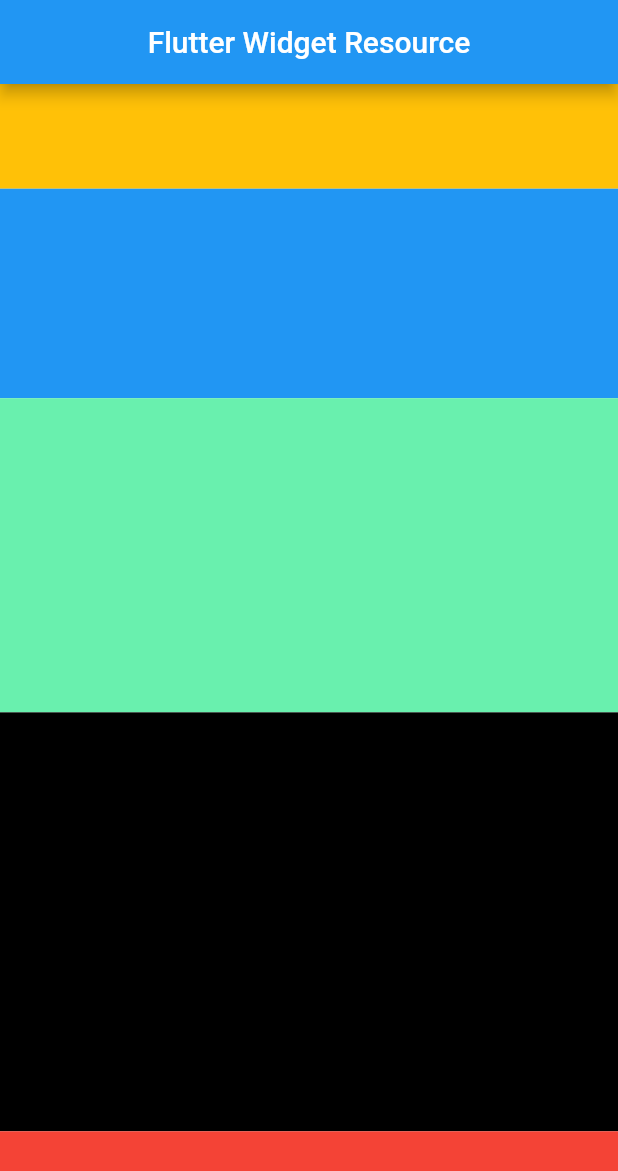
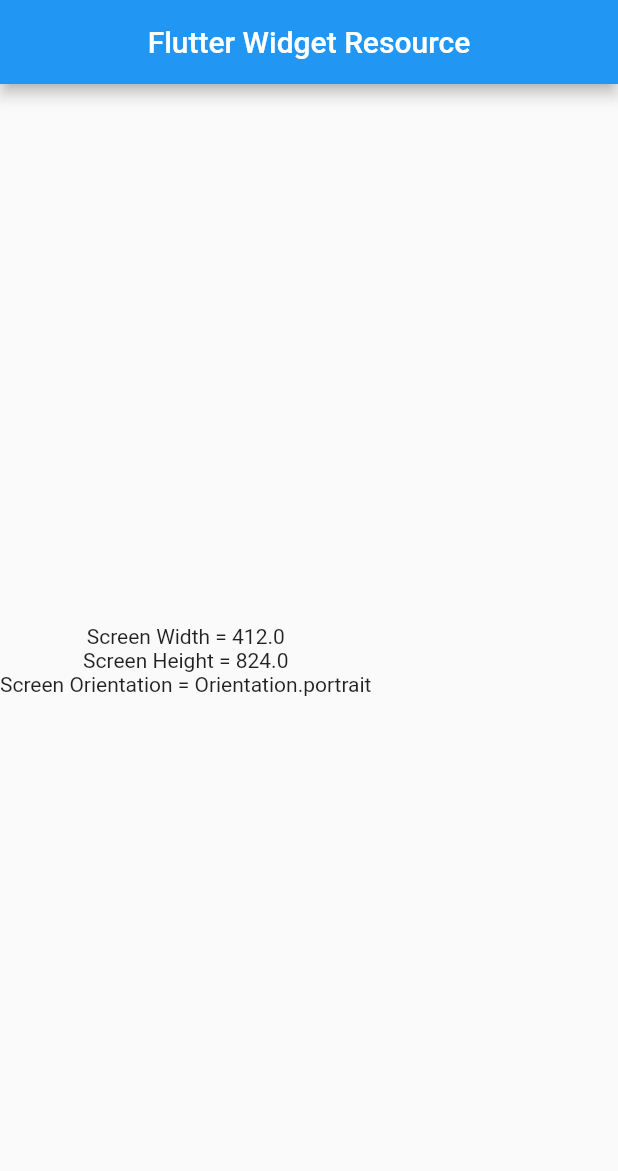
Before and after one commit to khalid063/Flutter-Widget-Resource, a Flutter app: the screen it shows after launch, on a phone screen of 412 x 824 dp. Shown: the top 1171 px of the screen. Run offline on Flutter 3.47's test engine with Material 2 defaults, Android fonts, the phone set to English and light mode, and no system bars.

Commit message:
Media Query

```diff
--- a/lib/main.dart
+++ b/lib/main.dart
@@ -25,37 +25,25 @@ class HomeScreen extends StatefulWidget {
 }
 
 class _HomeScreenState extends State<HomeScreen> {
+
   @override
   Widget build(BuildContext context) {
+
+    var width = MediaQuery.of(context).size.width;
+    var height = MediaQuery.of(context).size.height;
+    var orientation = MediaQuery.of(context).orientation;
+
     return Scaffold(
       appBar: AppBar(
         title: Text('Flutter Widget Resource'),
         centerTitle: true,
       ),
       body: Column(
-        mainAxisAlignment: MainAxisAlignment.start,
+        mainAxisAlignment: MainAxisAlignment.center,
         children: [
-          Flexible(
-            fit: FlexFit.tight,    /// expend ar soman spacce nibe, ata Expanded a default kore, flexible theke e Expended asese...
-            flex: 1,
-              child: Container(color: Colors.amber,)
-          ),
-          Flexible(
-            flex: 2,
-              child: Container(color: Colors.blue,)
-          ),
-          Flexible(
-            flex: 3,
-              child: Container(color: Colors.greenAccent,)
-          ),
-          Flexible(
-            flex: 4,
-              child: Container(color: Colors.black,)
-          ),
-          Flexible(
-            flex: 1,
-              child: Container(color: Colors.red,)
-          ),
+          Text('Screen Width = ${width}'),
+          Text('Screen Height = ${height}'),
+          Text('Screen Orientation = ${orientation}'),
         ],
       ),
     );
```
